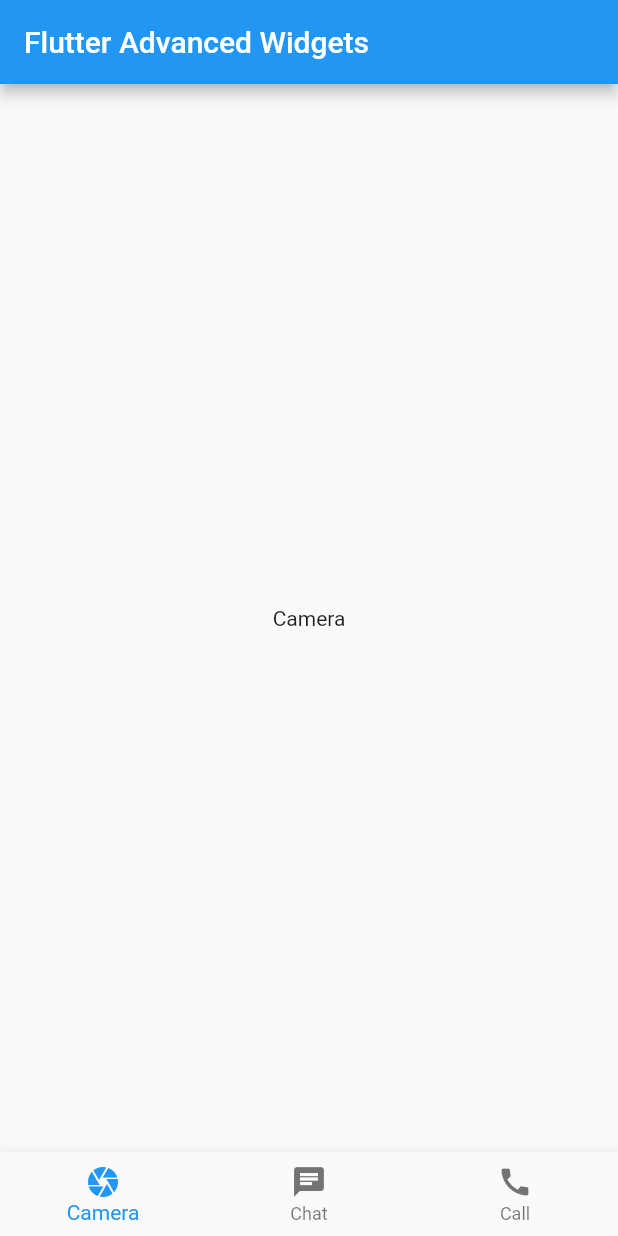
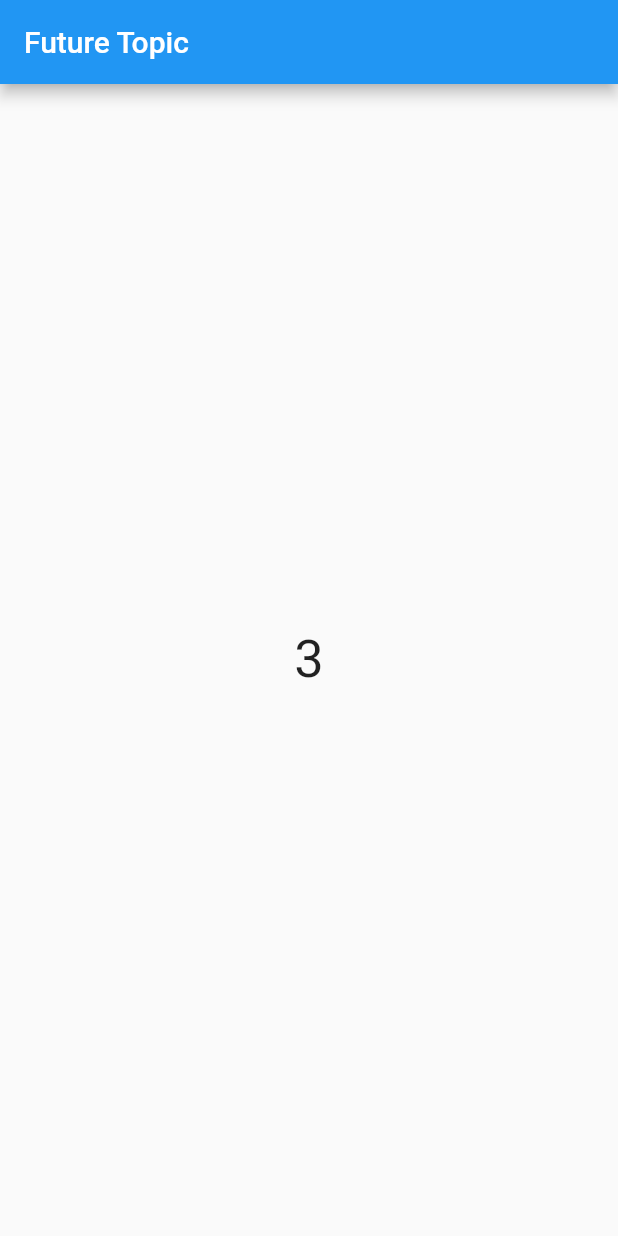
Before and after one commit to AmmarAgeeza/Up-Academy-Flutter-R2, a Flutter app: the screen it shows after launch, on a phone screen of 412 x 824 dp. Run offline on Flutter 3.47's test engine with Material 2 defaults, Android fonts, the phone set to English and light mode, and no system bars.

Commit message:
async programming session

```diff
--- /dev/null
+++ b/lib/async_programming/future_topic.dart
@@ -0,0 +1,73 @@
+//isolate
+
+// void main(){
+//   //1.
+//   print('object');
+//   //2. //5 mins
+//   int x=5;
+//   // task();
+//   //3.
+//   print(x++);
+// }
+
+// void task(){
+//   for(int i=0;i<20000000000;i++){
+//     if(i==20000000000)
+//     print(i);
+//   }
+// }
+import 'package:flutter/material.dart';
+//create state
+//init state
+//buid
+
+class FutureTopic extends StatefulWidget {
+  const FutureTopic({super.key});
+
+  @override
+  State<FutureTopic> createState() => _FutureTopicState();
+}
+
+class _FutureTopicState extends State<FutureTopic> {
+  // @override
+  // void initState() {
+
+  //   super.initState();
+  // Future.delayed(const Duration(seconds: 3), () => Navigator.push(context, MaterialPageRoute(builder: (_)=>Scaffold())));
+  // }
+  // @override
+  // void dispose() {
+  //   // TODO: implement dispose
+  //   super.dispose();
+  // }
+  @override
+  Widget build(BuildContext context) {
+    return Scaffold(
+      appBar: AppBar(
+        title:const Text('Future Topic'),
+      ),
+        body: RefreshIndicator(
+          onRefresh: ()async{
+
+          },
+          child: FutureBuilder(
+              future: Future.delayed(const Duration(seconds: 3), () => 3),
+              builder: (context, snapShot) {
+          return
+          snapShot.connectionState == ConnectionState.waiting
+            //  snapShot.hasData
+            // snapShot.hasError
+              ? const Center(child: Text('Splash Screen'))
+              : Center(
+                  child: Text(
+                    snapShot.data.toString(),
+                    style: const TextStyle(
+                      fontSize: 35,
+                    ),
+                  ),
+                );
+              },
+            ),
+        ));
+  }
+}
--- a/lib/main.dart
+++ b/lib/main.dart
@@ -1,6 +1,6 @@
 import 'package:flutter/material.dart';
 
-import 'flutter_widgets/flutter_advanced_widgets.dart';
+import 'async_programming/future_topic.dart';
 
 void main() {
   runApp(const RootWidget());
@@ -14,7 +14,7 @@ class RootWidget extends StatelessWidget {
       title: 'Up Flutter Round Two',
       debugShowCheckedModeBanner: false,
 
-      home: FlutterAdvancedWidgets(),
+      home: FutureTopic(),
     );
   }
 }
```
Also changed, not shown: lib/async_programming/stream_topic.dart (added, +45 -0 lines), lib/async_programming/topics.txt (added, +7 -0 lines), lib/async_programming/async_await_topic.dart (added).
